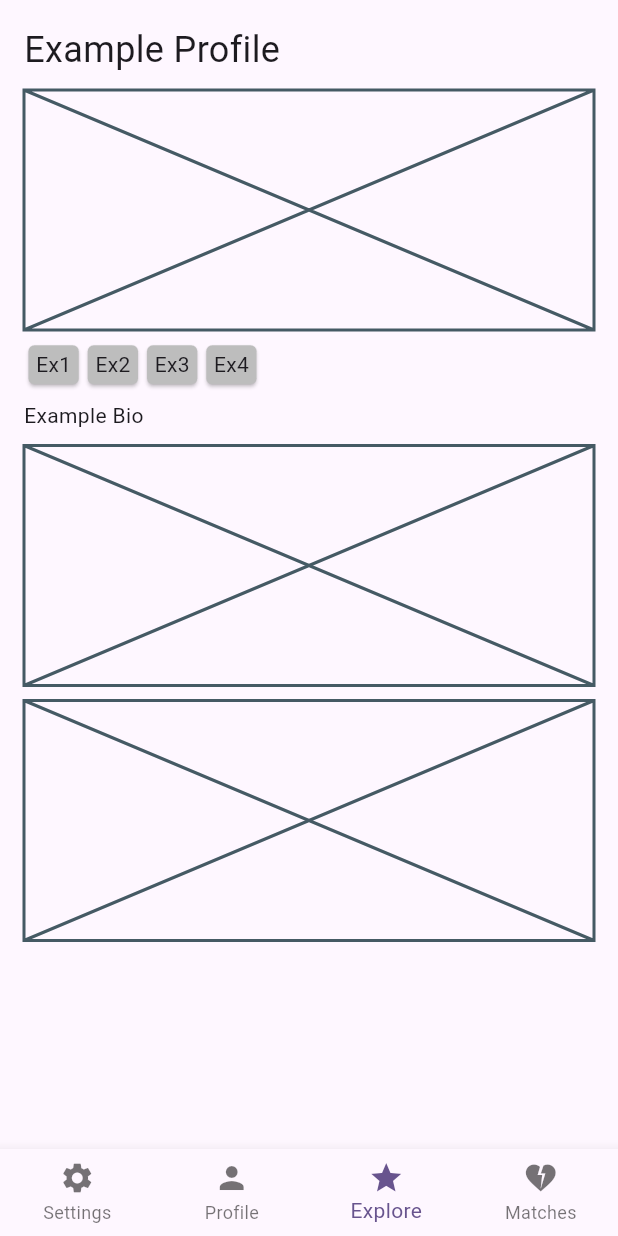
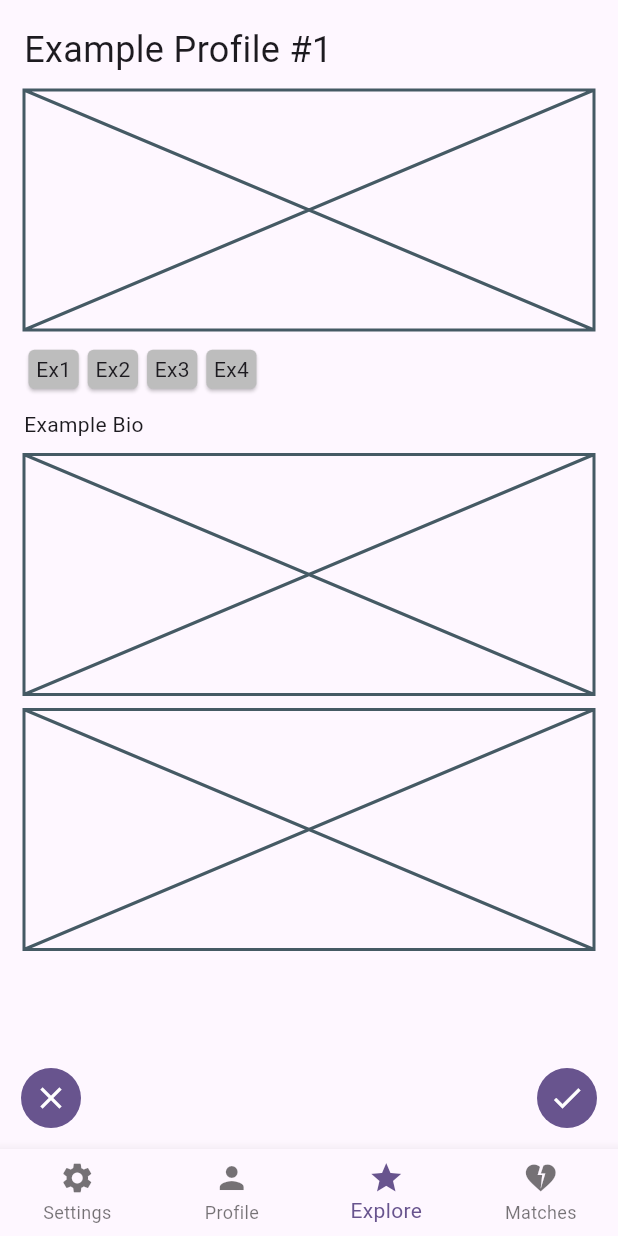
Before and after one commit to ChicoState/archenemy, a Flutter app: the screen it shows after launch, on a phone screen of 412 x 824 dp. Run offline on Flutter 3.47's test engine with Material 3 defaults, Android fonts, the phone set to English and light mode, and no system bars; our stand-ins replace firebase_auth, firebase_core, logger; accounts and stored records are empty.

Commit message:
Explore + Matches Page Scaffolding

```diff
--- a/lib/main.dart
+++ b/lib/main.dart
@@ -1,5 +1,6 @@
 import 'package:flutter/material.dart';
 import 'profile.dart';
+import 'matches.dart';
 
 void main() {
   runApp(Root());
@@ -28,10 +29,18 @@
 class AppState extends State<App> {
 	int pageIdx = 2;
 	List<Widget Function()> pageBuilders = [
+		() => Center(child: Text("Settings Placeholder")),
     () => ProfileView(Profile("My Profile", DateTime.now(), "My Bio", ["My1", "My2", "My3"])),
-    () => Center(child: Text("Settings Placeholder")),
-    () => ProfileView(Profile("Example Profile", DateTime.now(), "Example Bio", ["Ex1", "Ex2", "Ex3", "Ex4"])),
-    () => Center(child: Text("Matches Placeholder"))
+    //() => ProfileView(Profile("Example Profile", DateTime.now(), "Example Bio", ["Ex1", "Ex2", "Ex3", "Ex4"])),
+    () => ExplorePage([
+			Profile("Example Profile #2", DateTime.now(), "Example Bio #2", ["Interest #1", "Interest #2", "Interest #3", "Interest #4"]),
+			Profile("Example Profile #1", DateTime.now(), "Example Bio", ["Ex1", "Ex2", "Ex3", "Ex4"]),
+		]),
+		() => MatchesPage([
+			Profile("Match 1", DateTime.now(), "Example Bio", ["I1", "I2"]),
+			Profile("Match 2", DateTime.now(), "Example Bio", ["I1", "I2"]),
+			Profile("Match 3", DateTime.now(), "Example Bio", ["I1", "I2"]),
+		])
   ];
 
   @override
@@ -41,7 +50,6 @@
 			bottomNavigationBar: BottomNavigationBar(
         // for unknown reasons the navbar becomes (mostly) invisible when in "shifting" mode
         type: BottomNavigationBarType.fixed,
-        //backgroundColor: Theme.of(context).
 				currentIndex: pageIdx,
 				onTap: (int idx) {
 					setState(() {
--- a/lib/profile.dart
+++ b/lib/profile.dart
@@ -52,7 +52,7 @@ class ProfileView extends StatelessWidget {
 					children: interests.map((interest) {
 						return WidgetSpan(
 							child: Card(
-								margin: EdgeInsets.fromLTRB(3.0, 0.0, 3.0, 0.0),
+								margin: EdgeInsets.fromLTRB(3.0, 3.0, 3.0, 3.0),
 								color: Colors.grey[400],//Theme.of(context).cardColor,
 								shape: RoundedRectangleBorder(
 									borderRadius: BorderRadius.all(Radius.circular(4.0))
@@ -135,6 +135,82 @@ class ProfileView extends StatelessWidget {
   }
 }
 
+//var userProfile = Profile();
+
+class ProfileEdit extends StatefulWidget {
+
+	Profile profile;
+	ProfileEdit(this.profile, { super.key });
+
+	@override
+	createState() => _ProfileEditState();
+
+}
+class _ProfileEditState extends State<ProfileEdit> {
+
+	@override
+	Widget build(BuildContext context) {
+
+		final profile = widget.profile;
+
+		return Stack(
+			children: [
+				ProfileView(profile)
+			]
+		);
+	}
+}
+
+class ExplorePage extends StatefulWidget {
+
+	List<Profile> profiles;
+	ExplorePage(this.profiles, { super.key });
+
+	@override createState() => _ExplorePageState();
+}
+class _ExplorePageState extends State<ExplorePage> {
+
+	@override build(BuildContext context) {
+
+		final profiles = widget.profiles;
+		final profileView = profiles.isEmpty ?
+			Center(child: Text("No more profiles!")) :
+			ProfileView(profiles.last);
+
+		return Stack(
+			children: [
+				profileView,
+				Positioned(
+					bottom: 10.0,
+					left: 10.0,
+					child: IconButton.filled(
+						icon: Icon(Icons.close),
+						onPressed: () {
+							log.d("Disiked!");
+							setState(() {
+								widget.profiles.removeLast();
+							});
+						}
+					)
+				),
+				Positioned(
+					bottom: 10.0,
+					right: 10.0,
+					child: IconButton.filled(
+						icon: Icon(Icons.check),
+						onPressed: () {
+							log.d("Liked!");
+							setState(() {
+								widget.profiles.removeLast();
+							});
+						}
+					),
+				)
+			]
+		);
+	}
+}
+
 class EditProfile extends StatefulWidget {
   const EditProfile({super.key});
   @override
```
Also changed, not shown: lib/matches.dart (added, +38 -0 lines), 2 other files.
